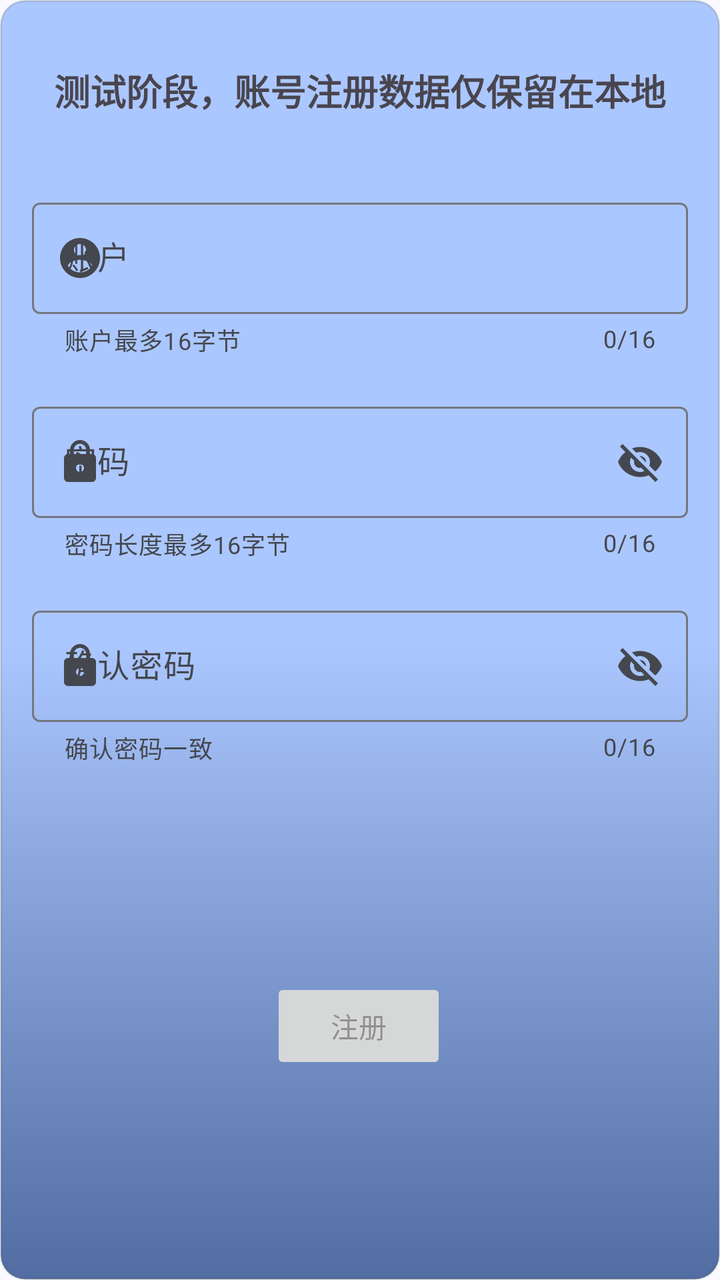
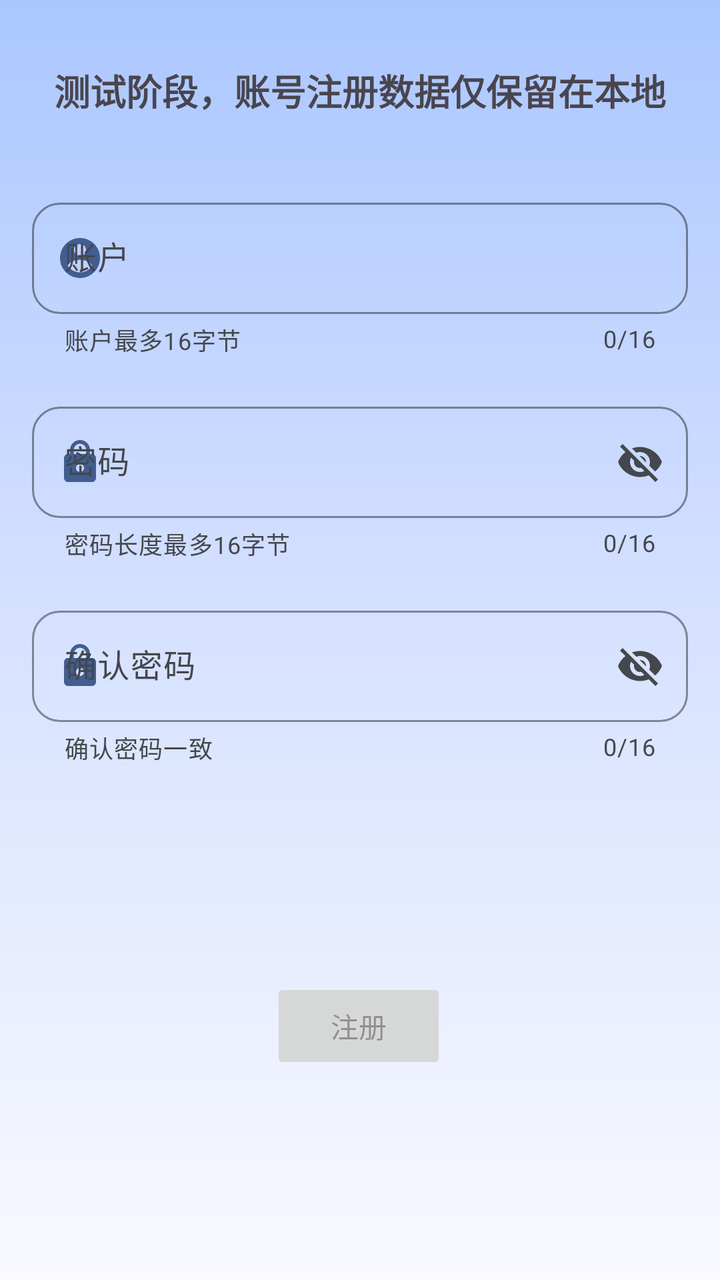

Two renders of the same Android screen: before a commit and after it. Below are the layout's source before the change and the commit's diff.
<!-- AndroidManifest.xml: application theme Theme.FoundationX -->
<!-- res/layout/fragment_register.xml -->
<?xml version="1.0" encoding="utf-8"?>
<ScrollView xmlns:android="http://schemas.android.com/apk/res/android"
    xmlns:app="http://schemas.android.com/apk/res-auto"
    xmlns:tools="http://schemas.android.com/tools"
    android:layout_width="match_parent"
    android:layout_height="wrap_content"
    android:fillViewport="true">

    <androidx.constraintlayout.widget.ConstraintLayout
        android:id="@+id/registerFragment"
        android:layout_width="match_parent"
        android:layout_height="wrap_content"
        android:background="@drawable/bj_login"
        app:layout_constraintBottom_toBottomOf="parent"
        app:layout_constraintEnd_toEndOf="parent"
        app:layout_constraintStart_toStartOf="parent"
        app:layout_constraintTop_toTopOf="parent">


        <TextView
            android:layout_width="wrap_content"
            android:layout_height="wrap_content"
            android:layout_marginStart="16dp"
            android:layout_marginEnd="16dp"
            android:layout_marginTop="32dp"
            android:text="@string/title_register"

            android:textSize="18sp"
            android:textStyle="bold"
            app:layout_constraintEnd_toEndOf="parent"
            app:layout_constraintStart_toStartOf="parent"
            app:layout_constraintTop_toTopOf="parent" />

        <com.google.android.material.textfield.TextInputLayout
            android:id="@+id/RQ_account"
            style="@style/account_waiKuang"

            android:layout_marginStart="16dp"
            android:layout_marginTop="96dp"
            android:layout_marginEnd="16dp"
            android:layout_marginBottom="16dp"

            android:autofillHints="账户"
            android:selectAllOnFocus="true"
            app:helperTextEnabled="true"
            app:helperText="@string/tips_account"


            app:layout_constraintEnd_toEndOf="parent"
            app:layout_constraintStart_toStartOf="parent"
            app:layout_constraintTop_toTopOf="parent"
            >

            <com.google.android.material.textfield.TextInputEditText
                android:id="@+id/re_account"
                style="@style/account_neiKuang"/>

        </com.google.android.material.textfield.TextInputLayout>

        <com.google.android.material.textfield.TextInputLayout
            android:id="@+id/RQ_password"

            style="@style/password_waiKuang"

            android:layout_marginStart="16dp"
            android:layout_marginTop="16dp"
            android:layout_marginEnd="16dp"

            android:autofillHints="密码"
            android:hint="@string/prompt_password"
            android:selectAllOnFocus="true"
            app:helperTextEnabled="true"
            app:helperText="@string/tips_password"

            app:layout_constraintEnd_toEndOf="parent"
            app:layout_constraintStart_toStartOf="parent"
            app:layout_constraintTop_toBottomOf="@+id/RQ_account"
            >

            <com.google.android.material.textfield.TextInputEditText
                android:id="@+id/re_password"
                style="@style/password_neiKuang"
                />
        </com.google.android.material.textfield.TextInputLayout>
        <com.google.android.material.textfield.TextInputLayout
            android:id="@+id/RQ_confirm"
            style="@style/password_waiKuang"

            android:layout_marginStart="16dp"
            android:layout_marginTop="16dp"
            android:layout_marginEnd="16dp"

            android:autofillHints="密码"
            android:hint="@string/prompt_confirm_password"
            android:selectAllOnFocus="true"
            app:helperTextEnabled="true"
            app:helperText="@string/tips_confirm"

            app:layout_constraintEnd_toEndOf="parent"
            app:layout_constraintStart_toStartOf="parent"
            app:layout_constraintTop_toBottomOf="@+id/RQ_password">

            <com.google.android.material.textfield.TextInputEditText
                android:id="@+id/re_confirm_password"
                style="@style/password_neiKuang"
                />
        </com.google.android.material.textfield.TextInputLayout>




        <Button
            android:id="@+id/btn_Register"
            android:layout_width="wrap_content"
            android:layout_height="wrap_content"
            android:layout_gravity="start"
            android:layout_marginTop="36dp"
            android:layout_marginBottom="36dp"
            android:text="@string/action_register"
            android:enabled="false"
            app:layout_constraintBottom_toBottomOf="parent"
            app:layout_constraintEnd_toEndOf="parent"
            app:layout_constraintStart_toStartOf="parent"
            app:layout_constraintTop_toBottomOf="@+id/RQ_confirm"
            app:layout_constraintHorizontal_bias="0.498"/>

        <ProgressBar
            android:id="@+id/loading"
            android:layout_width="wrap_content"
            android:layout_height="wrap_content"
            android:layout_gravity="center"
            android:layout_marginTop="64dp"
            android:layout_marginBottom="64dp"
            android:visibility="gone"
            app:layout_constraintBottom_toBottomOf="parent"
            app:layout_constraintEnd_toEndOf="@+id/RQ_password"
            app:layout_constraintStart_toStartOf="@+id/RQ_password"
            app:layout_constraintTop_toTopOf="parent"
            app:layout_constraintVertical_bias="0.3" />
    </androidx.constraintlayout.widget.ConstraintLayout>

</ScrollView>
<!-- resources referenced by this layout -->
<resources>
  <!-- drawable bj_login (drawable) -->
  <?xml version="1.0" encoding="utf-8"?>
  <shape xmlns:android="http://schemas.android.com/apk/res/android"
      android:shape="rectangle">
      <corners android:radius="12dp" />
      <gradient
          android:angle="270"
          android:startColor="@color/md_theme_inversePrimary"
          android:centerColor="@color/md_theme_inversePrimary_mediumContrast"
          android:endColor="@color/md_theme_primaryFixed_mediumContrast"
          android:type="linear" />
      <stroke
          android:width="1dp"
          android:color="#22000000" />
  </shape>
  <string name="action_register">注册</string>
  <string name="prompt_confirm_password">确认密码</string>
  <string name="prompt_password">密码</string>
  <string name="tips_account">账户最多16字节</string>
  <string name="tips_confirm">确认密码一致</string>
  <string name="tips_password">密码长度最多16字节</string>
  <style name="account_waiKuang" parent="size_waiKuang">
          <item name="startIconDrawable">@drawable/account0</item>
          <item name="android:hint">@string/prompt_account</item>
          <item name="android:maxLines">1</item>
          <item name="endIconMode">clear_text</item>
          <item name="android:inputType">textEmailAddress</item>
      </style>
  <style name="password_waiKuang" parent="size_waiKuang">
          <item name="startIconDrawable">@drawable/lock</item>
          <item name="endIconMode">password_toggle</item>
          <item name="endIconDrawable">@drawable/selector_visibility</item>
          <item name="errorEnabled">false</item>
      </style>
  <color name="md_theme_inversePrimary">#ABC7FF</color>
  <color name="md_theme_inversePrimary_mediumContrast">#ABC7FF</color>
  <color name="md_theme_primaryFixed_mediumContrast">#516DA1</color>
  <style name="size_neiKuang">
          <item name="android:layout_width">match_parent</item>
          <item name="android:layout_height">wrap_content</item>
      </style>
  <style name="size_waiKuang">
          <item name="android:layout_width">0dp</item>
          
          
          <item name="android:layout_height">86dp</item>
  
          <item name="counterEnabled">true</item>
          <item name="counterMaxLength">16</item>
  
      </style>
  <string name="prompt_account">账户</string>
  <color name="md_theme_primary">#425E91</color>
  <color name="md_theme_onPrimary">#FFFFFF</color>
  <color name="md_theme_secondary">#565E71</color>
  <color name="md_theme_onSecondary">#FFFFFF</color>
  <color name="md_theme_tertiary">#705574</color>
  <color name="md_theme_onTertiary">#FFFFFF</color>
  <color name="md_theme_error">#BA1A1A</color>
  <color name="md_theme_onError">#FFFFFF</color>
  <color name="md_theme_errorContainer">#FFDAD6</color>
  <color name="md_theme_background">#F9F9FF</color>
  <color name="md_theme_onBackground">#1A1C20</color>
  <color name="md_theme_surface">#F9F9FF</color>
  <color name="md_theme_onSurface">#1A1C20</color>
  <color name="md_theme_surfaceVariant">#E0E2EC</color>
  <color name="md_theme_outline">#74777F</color>
  <color name="md_theme_outlineVariant">#C4C6D0</color>
  <color name="md_theme_inverseSurface">#2E3036</color>
  <color name="md_theme_primaryFixed">#D7E2FF</color>
  <color name="md_theme_onPrimaryFixed">#001B3F</color>
  <color name="md_theme_secondaryFixed">#DAE2F9</color>
  <color name="md_theme_tertiaryFixed">#FAD8FD</color>
  <color name="md_theme_onTertiaryFixed">#29132E</color>
  <color name="md_theme_surfaceDim">#D9D9E0</color>
  <color name="md_theme_surfaceBright">#F9F9FF</color>
  <!-- unchanged entries left out for length: 30 -->
</resources>

<!-- the commit's change to res/layout/fragment_register.xml (unified diff, before → after) -->
@@ -10,7 +10,7 @@
         android:id="@+id/registerFragment"
         android:layout_width="match_parent"
         android:layout_height="wrap_content"
-        android:background="@drawable/bj_login"
+        android:background="@drawable/bg_login_gradient"
         app:layout_constraintBottom_toBottomOf="parent"
         app:layout_constraintEnd_toEndOf="parent"
         app:layout_constraintStart_toStartOf="parent"
<!-- resource entries referenced after the edit -->
@@ -1,19 +1,15 @@
 <!-- resources referenced by this layout -->
 <resources>
-  <!-- drawable bj_login (drawable) -->
+  <!-- drawable bg_login_gradient (drawable) -->
   <?xml version="1.0" encoding="utf-8"?>
   <shape xmlns:android="http://schemas.android.com/apk/res/android"
       android:shape="rectangle">
-      <corners android:radius="12dp" />
       <gradient
           android:angle="270"
           android:startColor="@color/md_theme_inversePrimary"
-          android:centerColor="@color/md_theme_inversePrimary_mediumContrast"
-          android:endColor="@color/md_theme_primaryFixed_mediumContrast"
+          android:centerColor="@color/md_theme_primaryContainer"
+          android:endColor="@color/md_theme_background"
           android:type="linear" />
-      <stroke
-          android:width="1dp"
-          android:color="#22000000" />
   </shape>
   <string name="action_register">注册</string>
   <string name="prompt_confirm_password">确认密码</string>
@@ -23,6 +19,7 @@
   <string name="tips_password">密码长度最多16字节</string>
   <style name="account_waiKuang" parent="size_waiKuang">
           <item name="startIconDrawable">@drawable/account0</item>
+          <item name="startIconTint">@color/md_theme_primary</item>
           <item name="android:hint">@string/prompt_account</item>
           <item name="android:maxLines">1</item>
           <item name="endIconMode">clear_text</item>
@@ -30,18 +27,18 @@
       </style>
   <style name="password_waiKuang" parent="size_waiKuang">
           <item name="startIconDrawable">@drawable/lock</item>
+          <item name="startIconTint">@color/md_theme_primary</item>
           <item name="endIconMode">password_toggle</item>
           <item name="endIconDrawable">@drawable/selector_visibility</item>
           <item name="errorEnabled">false</item>
       </style>
   <color name="md_theme_inversePrimary">#ABC7FF</color>
-  <color name="md_theme_inversePrimary_mediumContrast">#ABC7FF</color>
-  <color name="md_theme_primaryFixed_mediumContrast">#516DA1</color>
   <style name="size_neiKuang">
           <item name="android:layout_width">match_parent</item>
           <item name="android:layout_height">wrap_content</item>
+          <item name="android:textColor">@color/md_theme_onSurface</item>
       </style>
-  <style name="size_waiKuang">
+  <style name="size_waiKuang" parent="Widget.Material3.TextInputLayout.OutlinedBox">
           <item name="android:layout_width">0dp</item>
           
           
@@ -50,6 +47,14 @@
           <item name="counterEnabled">true</item>
           <item name="counterMaxLength">16</item>
   
+          <item name="boxCornerRadiusTopStart">14dp</item>
+          <item name="boxCornerRadiusTopEnd">14dp</item>
+          <item name="boxCornerRadiusBottomStart">14dp</item>
+          <item name="boxCornerRadiusBottomEnd">14dp</item>
+          <item name="boxStrokeColor">@color/md_theme_primary</item>
+          <item name="hintTextColor">@color/md_theme_primary</item>
+          <item name="counterTextColor">@color/md_theme_onSurfaceVariant</item>
+          <item name="helperTextTextColor">@color/md_theme_onSurfaceVariant</item>
       </style>
   <string name="prompt_account">账户</string>
   <color name="md_theme_primary">#425E91</color>
